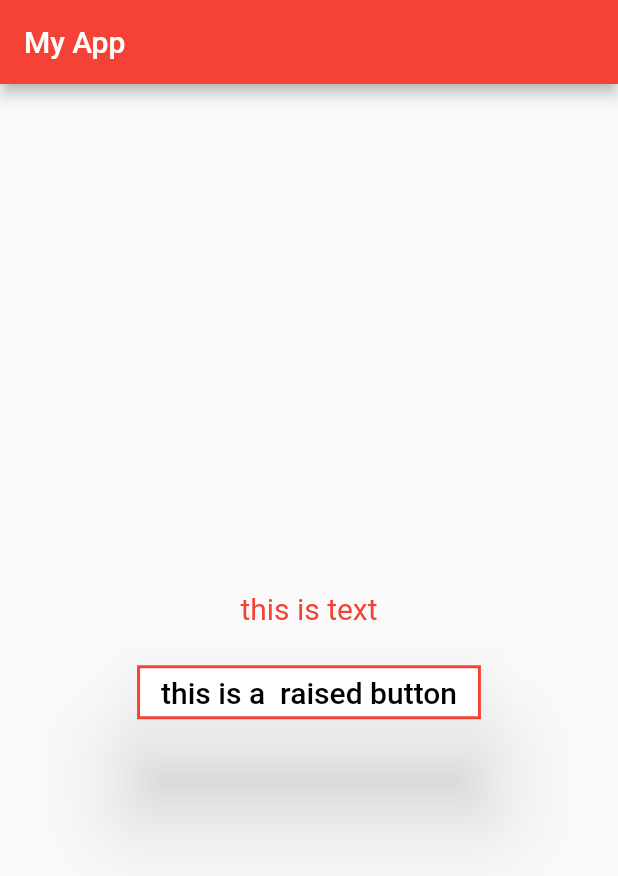
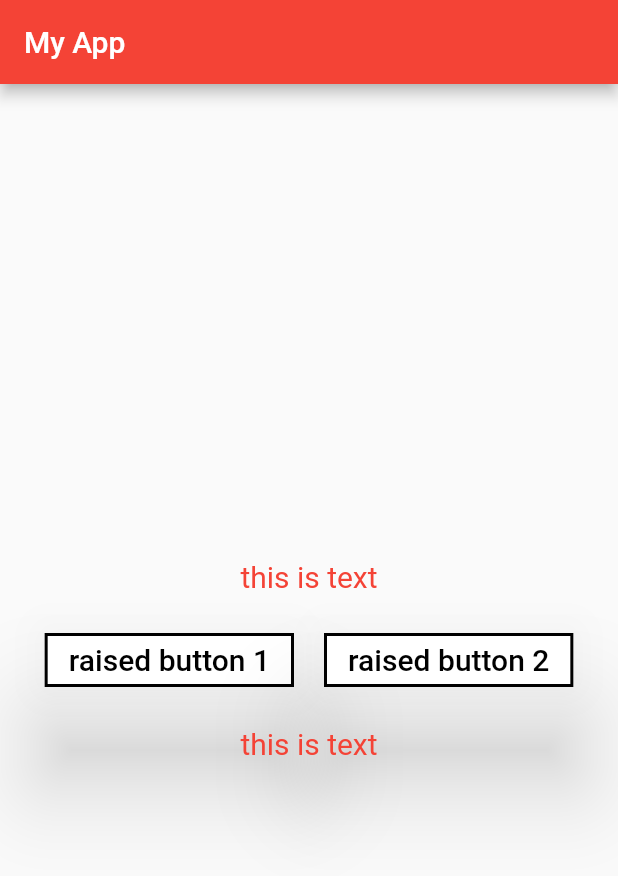
Before and after one commit to jaymes15/introduction-to-mobile-app-development, a Flutter app: the screen it shows after launch, on a phone screen of 412 x 824 dp. Shown: the top 876 px of the screen. Run offline on Flutter 3.47's test engine with Material 2 defaults, Android fonts, the phone set to English and light mode, and no system bars.

Commit message:
Rows and Columns

```diff
--- a/lib/main.dart
+++ b/lib/main.dart
@@ -26,8 +26,6 @@ class MyApp extends StatelessWidget {
             mainAxisAlignment: MainAxisAlignment.center,
           crossAxisAlignment: CrossAxisAlignment.center,
           children: <Widget>[
-
-
             Text(
               "this is text",
               style:TextStyle(
@@ -37,15 +35,37 @@ class MyApp extends StatelessWidget {
             ),
             Padding(
               padding: const EdgeInsets.symmetric(vertical: 10.0, horizontal: 10.0),
+            ),
 
+          Row(
+              mainAxisAlignment: MainAxisAlignment.center,
+              crossAxisAlignment: CrossAxisAlignment.center,
+              children: <Widget>[
+                RaisedButton(
+                    onPressed: () {},
+                    elevation: 30.0,
+                    color: Colors.white,
+                    shape: Border.all(color: Colors.black, width: 2.0, style: BorderStyle.solid),
+                    child: Text(
+                      "raised button 1",
+                      softWrap: true,
+                      style: TextStyle(
+                        color: Colors.black,
+                        fontSize: 20.0,
+                      ),
+                    )
+                ),
+                Padding(
+                  padding: const EdgeInsets.symmetric(vertical: 10.0, horizontal: 10.0),
                 ),
                 RaisedButton(
                     onPressed: () {},
                     elevation: 30.0,
                     color: Colors.white,
-              shape: Border.all(color: Colors.red, width: 2.0, style: BorderStyle.solid),
+                    shape: Border.all(color: Colors.black, width: 2.0, style: BorderStyle.solid),
                     child: Text(
-                "this is a  raised button",
+                      "raised button 2",
+                      softWrap: true,
                       style: TextStyle(
                         color: Colors.black,
                         fontSize: 20.0,
@@ -54,6 +74,18 @@ class MyApp extends StatelessWidget {
                 ),
           ]
         ),
+            Padding(
+              padding: const EdgeInsets.symmetric(vertical: 10.0, horizontal: 10.0),
+            ),
+            Text(
+              "this is text",
+              style:TextStyle(
+                color: Colors.red,
+                fontSize: 20.0,
+              ),
+            ),
+        ],
+      ),
       ),
       ),
       );
```
Lines whose indentation alone changed are shown as unchanged.
